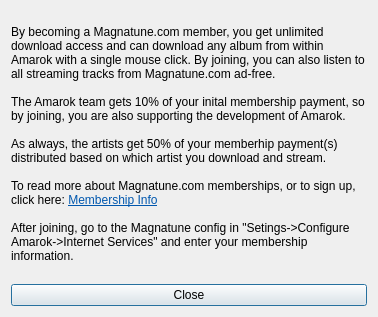
First picture: the form in src/services/magnatune/MagnatuneSignupDialogBase.ui, repository netrunner-debian-kde-extras/amarok, before the edit.
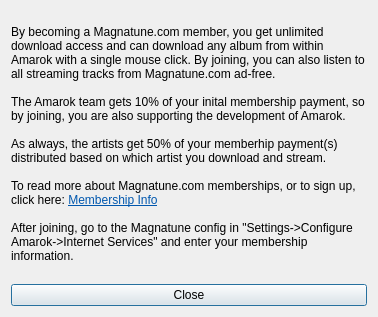
Second picture: the form after the edit.

The edit to the form file:
```diff
--- a/src/services/magnatune/MagnatuneSignupDialogBase.ui
+++ b/src/services/magnatune/MagnatuneSignupDialogBase.ui
@@ -29,7 +29,7 @@
 &lt;p style=&quot;-qt-paragraph-type:empty; margin-top:0px; margin-bottom:0px; margin-left:0px; margin-right:0px; -qt-block-indent:0; text-indent:0px;&quot;&gt;&lt;/p&gt;
 &lt;p style=&quot; margin-top:0px; margin-bottom:0px; margin-left:0px; margin-right:0px; -qt-block-indent:0; text-indent:0px;&quot;&gt;To read more about Magnatune.com memberships, or to sign up, click here: &lt;a href=&quot;http://magnatune.com/downloads?referal_id=amarok&quot;&gt;&lt;span style=&quot; text-decoration: underline; color:#0057ae;&quot;&gt;Membership Info&lt;/span&gt;&lt;/a&gt; &lt;/p&gt;
 &lt;p style=&quot;-qt-paragraph-type:empty; margin-top:0px; margin-bottom:0px; margin-left:0px; margin-right:0px; -qt-block-indent:0; text-indent:0px;&quot;&gt;&lt;/p&gt;
-&lt;p style=&quot; margin-top:0px; margin-bottom:0px; margin-left:0px; margin-right:0px; -qt-block-indent:0; text-indent:0px;&quot;&gt;After joining, go to the Magnatune config in &amp;quot;Setings-&amp;gt;Configure Amarok-&amp;gt;Internet Services&amp;quot; and enter your membership information. &lt;/p&gt;&lt;/body&gt;&lt;/html&gt;</string>
+&lt;p style=&quot; margin-top:0px; margin-bottom:0px; margin-left:0px; margin-right:0px; -qt-block-indent:0; text-indent:0px;&quot;&gt;After joining, go to the Magnatune config in &amp;quot;Settings-&amp;gt;Configure Amarok-&amp;gt;Internet Services&amp;quot; and enter your membership information. &lt;/p&gt;&lt;/body&gt;&lt;/html&gt;</string>
      </property>
      <property name="wordWrap">
       <bool>true</bool>
```
